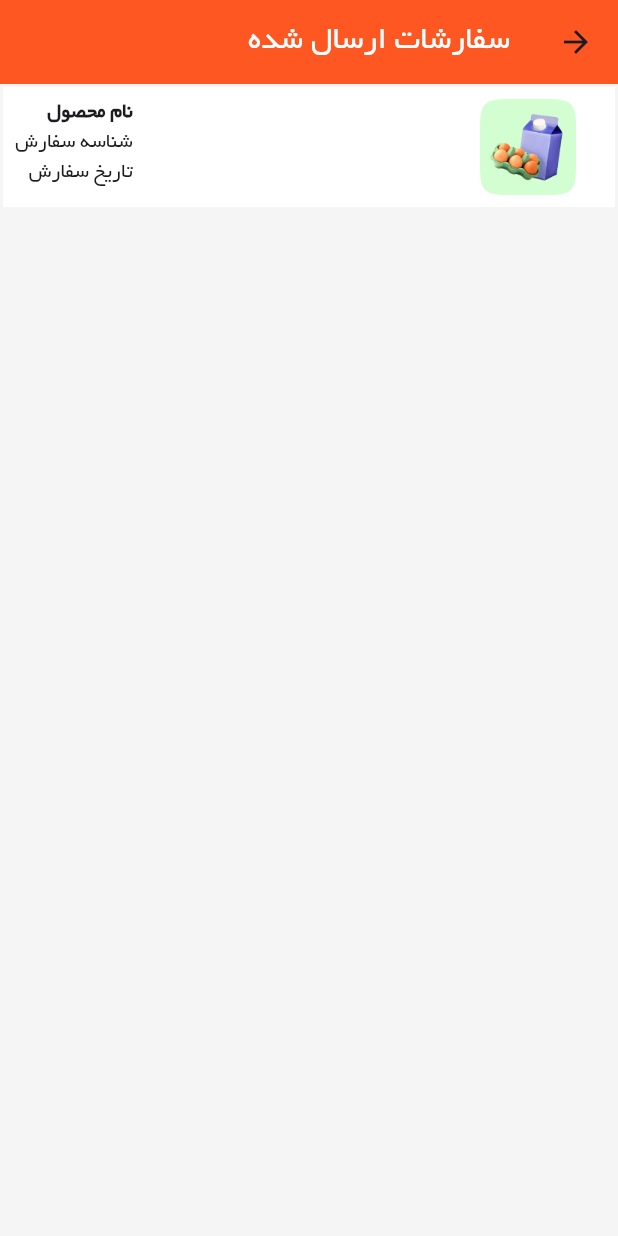
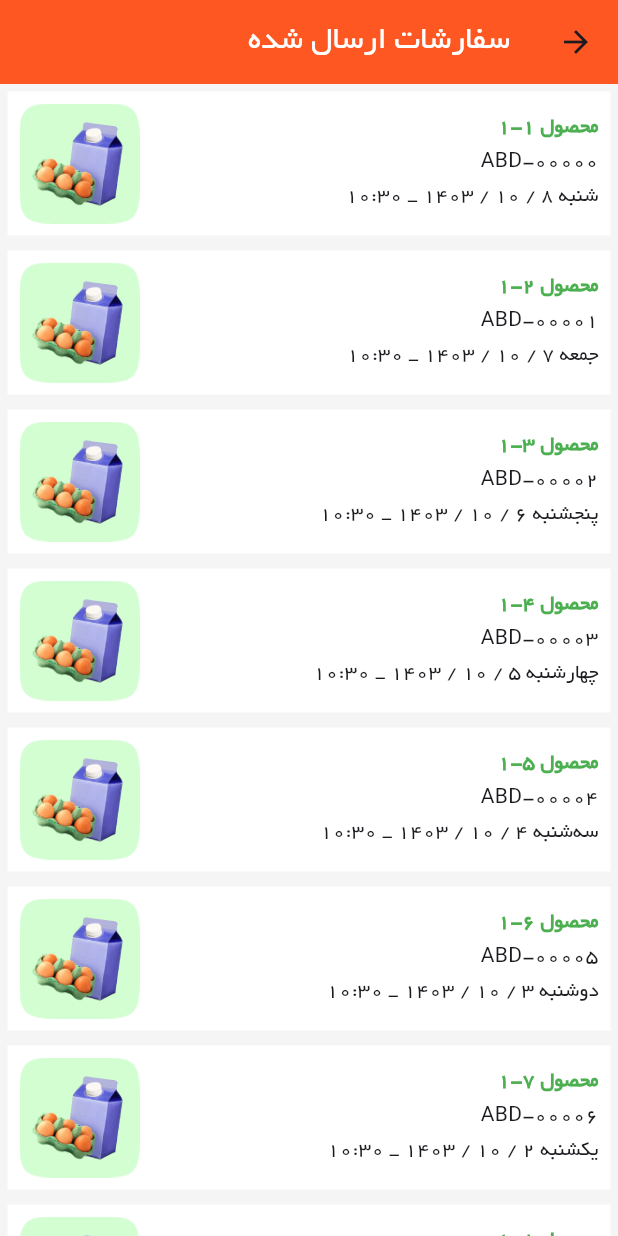
Before and after one commit to Ali3nti/abd_shop, a Flutter app: the SentPage screen opened directly, on a phone screen of 412 x 824 dp. Run offline on Flutter 3.47's test engine with Material 3 defaults, Android fonts, the phone set to English and light mode, and no system bars; our stand-ins replace connectivity_plus, dotted_border, flutter_image_compress, flutter_map, flutter_spinkit, hive_flutter and 9 more; accounts and stored records are empty.

Commit message:
change_on_sent_page

```diff
--- a/lib/screens/add_Product/components/sent_page.dart
+++ b/lib/screens/add_Product/components/sent_page.dart
@@ -1,13 +1,43 @@
+import 'package:abd_shop/models/order_model.dart';
+import 'package:abd_shop/models/product_model.dart';
 import 'package:flutter/material.dart';
+import 'package:intl/intl.dart';
+import 'package:shamsi_date/shamsi_date.dart';
 
 class SentPage extends StatefulWidget {
   const SentPage({super.key});
 
   @override
-  State<SentPage> createState() => _AddProductPageState();
+  State<SentPage> createState() => _SentPageState();
 }
 
-class _AddProductPageState extends State<SentPage> {
+class _SentPageState extends State<SentPage> {
+  List<Order> orders = List.generate(10, (index) {
+    Order order = Order();
+    order.id = index + 1;
+    order.userId = 1;
+    order.trackingId = 'ABD-0000$index';
+    order.orderDate = DateTime.now().subtract(Duration(days: index));
+    order.products = List.generate(3, (productIndex) {
+      Product product = Product();
+      product.id = productIndex + 1;
+      product.name = 'محصول ${index + 1}-${productIndex + 1}';
+      product.image = "assets/images/p${productIndex % 3 + 1}.png";
+      return product;
+    });
+    return order;
+  });
+
+  String formatPersianDate(DateTime date) {
+    final gregorianDate = Gregorian(date.year, date.month, date.day);
+    final jalaliDate = Jalali.fromGregorian(gregorianDate);
+    final formattedDate =
+        '${jalaliDate.day} / ${jalaliDate.month} / ${jalaliDate.year}';
+    final formattedDay = DateFormat('EEEE', 'fa_IR').format(date);
+    final formattedTime = DateFormat('HH:mm').format(date);
+    return '$formattedDay $formattedDate _ $formattedTime';
+  }
+
   @override
   Widget build(BuildContext context) {
     return Scaffold(
@@ -21,46 +51,56 @@ class _AddProductPageState extends State<SentPage> {
           ),
         ),
       ),
-      body:  Container(
-        margin: const EdgeInsets.all(2),
+      body: ListView.builder(
+        itemCount: orders.length,
+        itemBuilder: (context, index) {
+          Order order = orders[index];
+          return Container(
+            margin: const EdgeInsets.all(5),
             color: Colors.white,
-        height: 80,
             child: Padding(
               padding: const EdgeInsets.all(8),
               child: Row(
                 mainAxisAlignment: MainAxisAlignment.spaceBetween,
                 children: [
+                  Expanded(
+                    child: Column(
+                      crossAxisAlignment: CrossAxisAlignment.start,
+                      children: [
+                        Text(
+                          order.products[0].name,
+                          style: const TextStyle(
+                            color: Colors.green,
+                            fontWeight: FontWeight.bold,
+                          ),
+                        ),
+                        Text(
+                          order.trackingId,
+                        ),
+                        Text(
+                          formatPersianDate(
+                            order.orderDate,
+                          ),
+                        ),
+                      ],
+                    ),
+                  ),
                   Container(
-                alignment: Alignment.center,
-                width: 100,
-                height: 100,
+                    width: 80,
+                    height: 80,
                     decoration: const BoxDecoration(
                       shape: BoxShape.circle,
                     ),
                     child: Image.asset(
-                  "assets/images/p1.png",
+                      order.products[0].image,
+                      fit: BoxFit.cover,
                     ),
-              ),
-              Column(
-                crossAxisAlignment: CrossAxisAlignment.start,
-                children: [
-                  Text(
-                    "نام محصول",
-                    style: TextStyle(
-                      fontWeight: FontWeight.bold,
-                    ),
-                  ),
-                  Text(
-                    "شناسه سفارش",
-                  ),
-                  Text(
-                    "تاریخ سفارش",
-                  ),
-                ],
                   ),
                 ],
               ),
             ),
+          );
+        },
       ),
     );
   }
```
Lines whose indentation alone changed are shown as unchanged.
